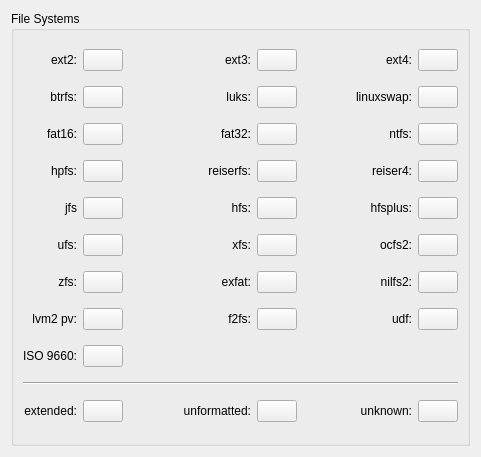
KDE/partitionmanager, file src/config/configurepagefilesystemcolors.ui: the form before one commit.
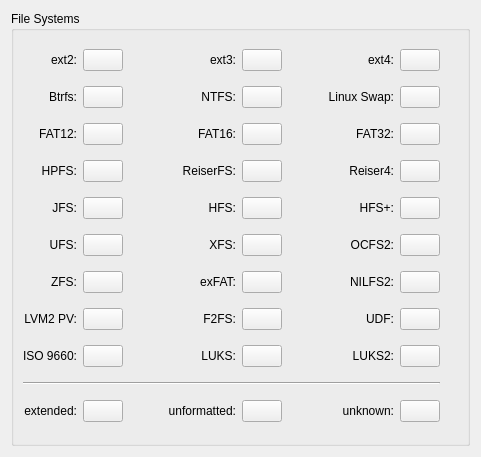
The form after the commit. Custom widgets are drawn as their Qt base class.

Commit message: Add LUKS2 and FAT12 to file system color configuration dialog.

Diff of the .ui file:
```diff
--- a/src/config/configurepagefilesystemcolors.ui
+++ b/src/config/configurepagefilesystemcolors.ui
@@ -23,35 +23,6 @@
       <string>File Systems</string>
      </property>
      <layout class="QGridLayout" name="gridLayout_2">
-      <item row="1" column="3">
-       <widget class="QLabel" name="textLabel_20">
-        <property name="text">
-         <string>luks:</string>
-        </property>
-        <property name="alignment">
-         <set>Qt::AlignRight|Qt::AlignTrailing|Qt::AlignVCenter</set>
-        </property>
-        <property name="wordWrap">
-         <bool>false</bool>
-        </property>
-       </widget>
-      </item>
-      <item row="1" column="4">
-       <widget class="KColorButton" name="kcfg_fileSystemColorCode19"/>
-      </item>
-      <item row="2" column="6">
-       <widget class="QLabel" name="textLabel_9">
-        <property name="text">
-         <string>ntfs:</string>
-        </property>
-        <property name="alignment">
-         <set>Qt::AlignRight|Qt::AlignTrailing|Qt::AlignVCenter</set>
-        </property>
-        <property name="wordWrap">
-         <bool>false</bool>
-        </property>
-       </widget>
-      </item>
       <item row="0" column="0">
        <widget class="QLabel" name="textLabel">
         <property name="text">
@@ -129,7 +100,7 @@
       <item row="1" column="0">
        <widget class="QLabel" name="textLabel_21">
         <property name="text">
-         <string>btrfs:</string>
+         <string>Btrfs:</string>
         </property>
         <property name="alignment">
          <set>Qt::AlignRight|Qt::AlignTrailing|Qt::AlignVCenter</set>
@@ -155,6 +126,22 @@
         </property>
        </spacer>
       </item>
+      <item row="1" column="3">
+       <widget class="QLabel" name="textLabel_9">
+        <property name="text">
+         <string>NTFS:</string>
+        </property>
+        <property name="alignment">
+         <set>Qt::AlignRight|Qt::AlignTrailing|Qt::AlignVCenter</set>
+        </property>
+        <property name="wordWrap">
+         <bool>false</bool>
+        </property>
+       </widget>
+      </item>
+      <item row="1" column="4">
+       <widget class="KColorButton" name="kcfg_fileSystemColorCode8"/>
+      </item>
       <item row="1" column="5">
        <spacer name="horizontalSpacer_3">
         <property name="orientation">
@@ -171,7 +158,7 @@
       <item row="1" column="6">
        <widget class="QLabel" name="textLabel_4">
         <property name="text">
-         <string>linuxswap:</string>
+         <string>Linux Swap:</string>
         </property>
         <property name="alignment">
          <set>Qt::AlignRight|Qt::AlignTrailing|Qt::AlignVCenter</set>
@@ -185,9 +172,9 @@
        <widget class="KColorButton" name="kcfg_fileSystemColorCode5"/>
       </item>
       <item row="2" column="0">
-       <widget class="QLabel" name="textLabel_6">
+       <widget class="QLabel" name="textLabel_32">
         <property name="text">
-         <string>fat16:</string>
+         <string>FAT12:</string>
         </property>
         <property name="alignment">
          <set>Qt::AlignRight|Qt::AlignTrailing|Qt::AlignVCenter</set>
@@ -198,7 +185,7 @@
        </widget>
       </item>
       <item row="2" column="1">
-       <widget class="KColorButton" name="kcfg_fileSystemColorCode6"/>
+       <widget class="KColorButton" name="kcfg_fileSystemColorCode29"/>
       </item>
       <item row="2" column="2">
        <spacer name="horizontalSpacer_4">
@@ -214,9 +201,9 @@
        </spacer>
       </item>
       <item row="2" column="3">
-       <widget class="QLabel" name="textLabel_5">
+       <widget class="QLabel" name="textLabel_6">
         <property name="text">
-         <string>fat32:</string>
+         <string>FAT16:</string>
         </property>
         <property name="alignment">
          <set>Qt::AlignRight|Qt::AlignTrailing|Qt::AlignVCenter</set>
@@ -227,9 +214,38 @@
        </widget>
       </item>
       <item row="2" column="4">
-       <widget class="KColorButton" name="kcfg_fileSystemColorCode7"/>
+       <widget class="KColorButton" name="kcfg_fileSystemColorCode6"/>
       </item>
       <item row="2" column="5">
+       <spacer name="horizontalSpacer_17">
+        <property name="orientation">
+         <enum>Qt::Horizontal</enum>
+        </property>
+        <property name="sizeHint" stdset="0">
+         <size>
+          <width>43</width>
+          <height>17</height>
+         </size>
+        </property>
+       </spacer>
+      </item>
+      <item row="2" column="6">
+       <widget class="QLabel" name="textLabel_5">
+        <property name="text">
+         <string>FAT32:</string>
+        </property>
+        <property name="alignment">
+         <set>Qt::AlignRight|Qt::AlignTrailing|Qt::AlignVCenter</set>
+        </property>
+        <property name="wordWrap">
+         <bool>false</bool>
+        </property>
+       </widget>
+      </item>
+      <item row="2" column="7">
+       <widget class="KColorButton" name="kcfg_fileSystemColorCode7"/>
+      </item>
+      <item row="2" column="8">
        <spacer name="horizontalSpacer_16">
         <property name="orientation">
          <enum>Qt::Horizontal</enum>
@@ -245,7 +261,7 @@
       <item row="6" column="0">
        <widget class="QLabel" name="textLabel_25">
         <property name="text">
-         <string>zfs:</string>
+         <string>ZFS:</string>
         </property>
         <property name="alignment">
          <set>Qt::AlignRight|Qt::AlignTrailing|Qt::AlignVCenter</set>
@@ -255,13 +271,10 @@
         </property>
        </widget>
       </item>
-      <item row="2" column="7">
-       <widget class="KColorButton" name="kcfg_fileSystemColorCode8"/>
-      </item>
       <item row="3" column="3">
        <widget class="QLabel" name="textLabel_7">
         <property name="text">
-         <string>reiserfs:</string>
+         <string>ReiserFS:</string>
         </property>
         <property name="alignment">
          <set>Qt::AlignRight|Qt::AlignTrailing|Qt::AlignVCenter</set>
@@ -290,7 +303,7 @@
       <item row="3" column="6">
        <widget class="QLabel" name="textLabel_8">
         <property name="text">
-         <string>reiser4:</string>
+         <string>Reiser4:</string>
         </property>
         <property name="alignment">
          <set>Qt::AlignRight|Qt::AlignTrailing|Qt::AlignVCenter</set>
@@ -319,7 +332,7 @@
       <item row="3" column="0">
        <widget class="QLabel" name="textLabel_10">
         <property name="text">
-         <string>hpfs:</string>
+         <string>HPFS:</string>
         </property>
         <property name="alignment">
          <set>Qt::AlignRight|Qt::AlignTrailing|Qt::AlignVCenter</set>
@@ -335,7 +348,7 @@
       <item row="4" column="0">
        <widget class="QLabel" name="textLabel_11">
         <property name="text">
-         <string>jfs</string>
+         <string>JFS:</string>
         </property>
         <property name="alignment">
          <set>Qt::AlignRight|Qt::AlignTrailing|Qt::AlignVCenter</set>
@@ -364,7 +377,7 @@
       <item row="4" column="3">
        <widget class="QLabel" name="textLabel_12">
         <property name="text">
-         <string>hfs:</string>
+         <string>HFS:</string>
         </property>
         <property name="alignment">
          <set>Qt::AlignRight|Qt::AlignTrailing|Qt::AlignVCenter</set>
@@ -393,7 +406,7 @@
       <item row="4" column="6">
        <widget class="QLabel" name="textLabel_14">
         <property name="text">
-         <string>hfsplus:</string>
+         <string>HFS+:</string>
         </property>
         <property name="alignment">
          <set>Qt::AlignRight|Qt::AlignTrailing|Qt::AlignVCenter</set>
@@ -409,7 +422,7 @@
       <item row="5" column="0">
        <widget class="QLabel" name="textLabel_15">
         <property name="text">
-         <string>ufs:</string>
+         <string>UFS:</string>
         </property>
         <property name="alignment">
          <set>Qt::AlignRight|Qt::AlignTrailing|Qt::AlignVCenter</set>
@@ -438,7 +451,7 @@
       <item row="5" column="3">
        <widget class="QLabel" name="textLabel_22">
         <property name="text">
-         <string>xfs:</string>
+         <string>XFS:</string>
         </property>
         <property name="alignment">
          <set>Qt::AlignRight|Qt::AlignTrailing|Qt::AlignVCenter</set>
@@ -467,7 +480,7 @@
       <item row="5" column="6">
        <widget class="QLabel" name="textLabel_24">
         <property name="text">
-         <string>ocfs2:</string>
+         <string>OCFS2:</string>
         </property>
         <property name="alignment">
          <set>Qt::AlignRight|Qt::AlignTrailing|Qt::AlignVCenter</set>
@@ -486,7 +499,7 @@
       <item row="6" column="3">
        <widget class="QLabel" name="textLabel_26">
         <property name="text">
-         <string>exfat:</string>
+         <string>exFAT:</string>
         </property>
         <property name="alignment">
          <set>Qt::AlignRight|Qt::AlignTrailing|Qt::AlignVCenter</set>
@@ -499,7 +512,7 @@
       <item row="6" column="6">
        <widget class="QLabel" name="textLabel_27">
         <property name="text">
-         <string>nilfs2:</string>
+         <string>NILFS2:</string>
         </property>
         <property name="alignment">
          <set>Qt::AlignRight|Qt::AlignTrailing|Qt::AlignVCenter</set>
@@ -538,7 +551,7 @@
       <item row="7" column="0">
        <widget class="QLabel" name="textLabel_28">
         <property name="text">
-         <string>lvm2 pv:</string>
+         <string>LVM2 PV:</string>
         </property>
         <property name="alignment">
          <set>Qt::AlignRight|Qt::AlignTrailing|Qt::AlignVCenter</set>
@@ -551,10 +564,23 @@
       <item row="7" column="1">
        <widget class="KColorButton" name="kcfg_fileSystemColorCode24"/>
       </item>
+      <item row="7" column="2">
+       <spacer name="horizontalSpacer_22">
+        <property name="orientation">
+         <enum>Qt::Horizontal</enum>
+        </property>
+        <property name="sizeHint" stdset="0">
+         <size>
+          <width>43</width>
+          <height>17</height>
+         </size>
+        </property>
+       </spacer>
+      </item>
       <item row="7" column="3">
        <widget class="QLabel" name="textLabel_29">
         <property name="text">
-         <string>f2fs:</string>
+         <string>F2FS:</string>
         </property>
         <property name="alignment">
          <set>Qt::AlignRight|Qt::AlignTrailing|Qt::AlignVCenter</set>
@@ -567,10 +593,23 @@
       <item row="7" column="4">
        <widget class="KColorButton" name="kcfg_fileSystemColorCode25"/>
       </item>
+      <item row="7" column="5">
+       <spacer name="horizontalSpacer_18">
+        <property name="orientation">
+         <enum>Qt::Horizontal</enum>
+        </property>
+        <property name="sizeHint" stdset="0">
+         <size>
+          <width>43</width>
+          <height>17</height>
+         </size>
+        </property>
+       </spacer>
+      </item>
       <item row="7" column="6">
        <widget class="QLabel" name="textLabel_30">
         <property name="text">
-         <string>udf:</string>
+         <string>UDF:</string>
         </property>
         <property name="alignment">
          <set>Qt::AlignRight|Qt::AlignTrailing|Qt::AlignVCenter</set>
@@ -599,6 +638,64 @@
       <item row="8" column="1">
        <widget class="KColorButton" name="kcfg_fileSystemColorCode27"/>
       </item>
+      <item row="8" column="2">
+       <spacer name="horizontalSpacer_19">
+        <property name="orientation">
+         <enum>Qt::Horizontal</enum>
+        </property>
+        <property name="sizeHint" stdset="0">
+         <size>
+          <width>43</width>
+          <height>17</height>
+         </size>
+        </property>
+       </spacer>
+      </item>
+      <item row="8" column="3">
+       <widget class="QLabel" name="textLabel_20">
+        <property name="text">
+         <string>LUKS:</string>
+        </property>
+        <property name="alignment">
+         <set>Qt::AlignRight|Qt::AlignTrailing|Qt::AlignVCenter</set>
+        </property>
+        <property name="wordWrap">
+         <bool>false</bool>
+        </property>
+       </widget>
+      </item>
+      <item row="8" column="4">
+       <widget class="KColorButton" name="kcfg_fileSystemColorCode19"/>
+      </item>
+      <item row="8" column="5">
+       <spacer name="horizontalSpacer_20">
+        <property name="orientation">
+         <enum>Qt::Horizontal</enum>
+        </property>
+        <property name="sizeHint" stdset="0">
+         <size>
+          <width>43</width>
+          <height>17</height>
+         </size>
+        </property>
+       </spacer>
+      </item>
+      <item row="8" column="6">
+       <widget class="QLabel" name="textLabel_33">
+        <property name="text">
+         <string>LUKS2:</string>
+        </property>
+        <property name="alignment">
+         <set>Qt::AlignRight|Qt::AlignTrailing|Qt::AlignVCenter</set>
+        </property>
+        <property name="wordWrap">
+         <bool>false</bool>
+        </property>
+       </widget>
+      </item>
+      <item row="8" column="7">
+       <widget class="KColorButton" name="kcfg_fileSystemColorCode28"/>
+      </item>
       <item row="10" column="0" colspan="8">
        <widget class="Line" name="line">
         <property name="orientation">
```
Left out of the diff: 4 changed lines with no effect on the pictures. The commit also changes 1 other file.
